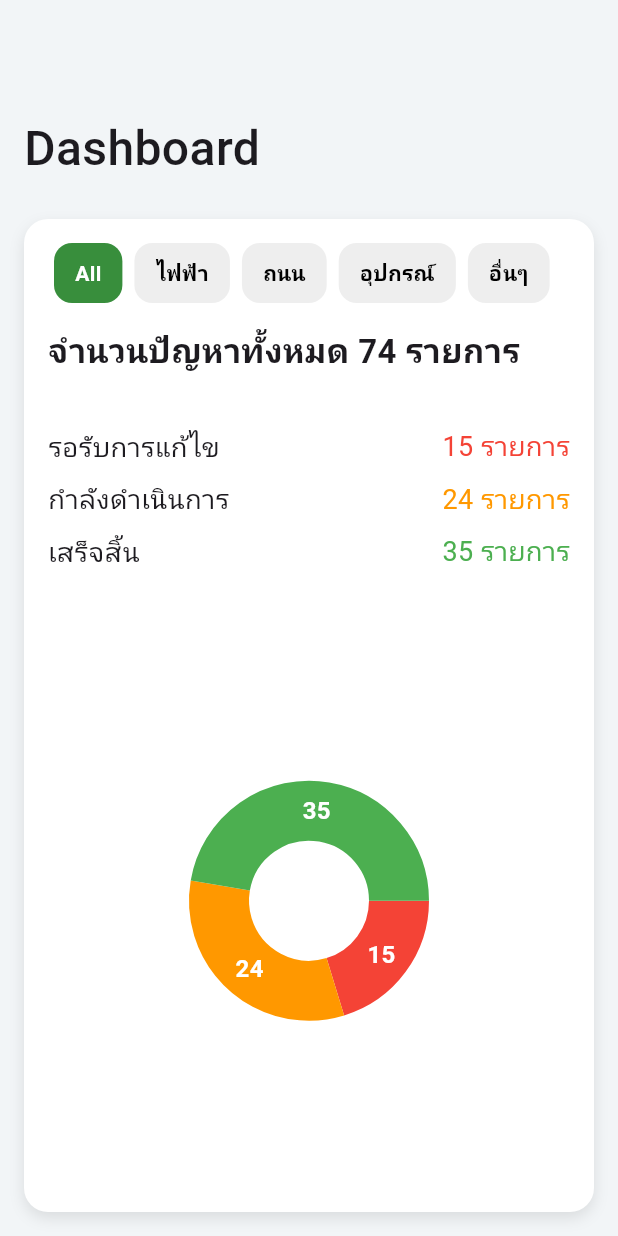
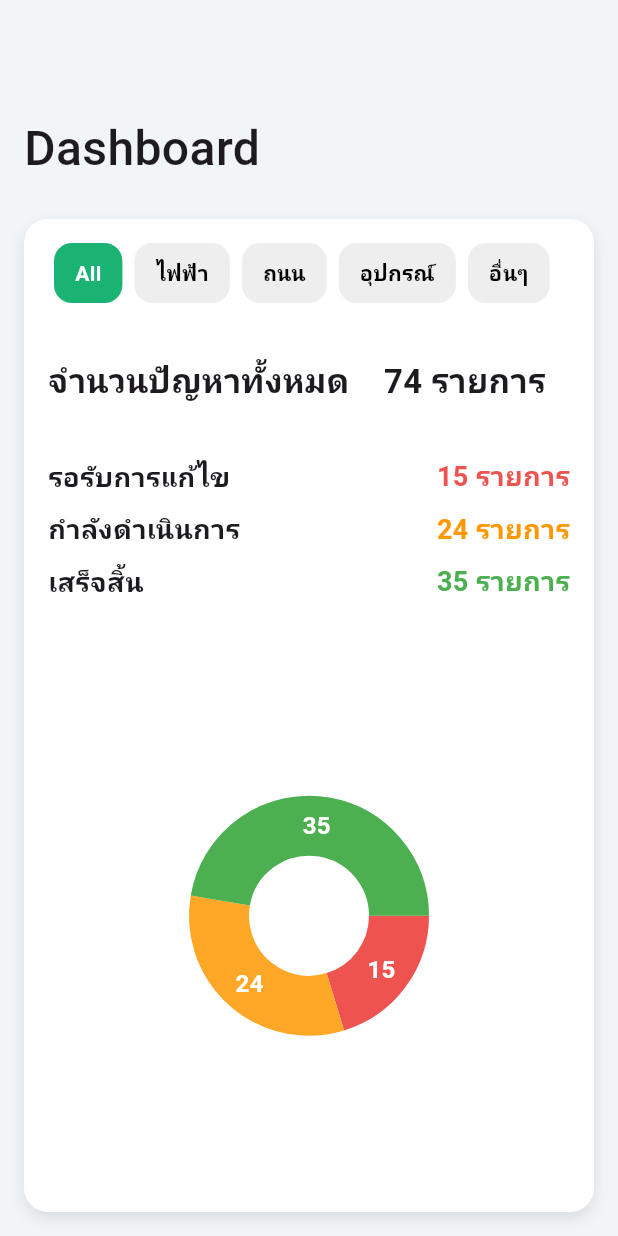
Before and after one commit to panithan-doe/KU-Reporting-app, a Flutter app: the HomeScreen screen opened directly, after a tap on "Dashboard", on a phone screen of 412 x 824 dp. Run offline on Flutter 3.47's test engine with Material 3 defaults, Android fonts, the light colour scheme and no system bars; drawn by our look-alikes of fl_chart; our stand-ins replace cloud_firestore, firebase_auth, firebase_core, google_sign_in, image_picker; accounts and stored records are empty.

Commit message:
update pages

```diff
--- a/lib/screens/dashboard/dashboard.dart
+++ b/lib/screens/dashboard/dashboard.dart
@@ -73,7 +73,7 @@ class FilterSection extends StatelessWidget {
       margin: const EdgeInsets.symmetric(horizontal: 4),
       padding: const EdgeInsets.symmetric(horizontal: 14, vertical: 10),
       decoration: BoxDecoration(
-        color: isActive ? Colors.green.shade700 : Colors.grey.shade200,
+        color: isActive ? Color.fromARGB(255, 27, 179, 115) : Colors.grey.shade200,
         borderRadius: BorderRadius.circular(12),
       ),
       child: Text(
@@ -95,13 +95,14 @@ class SummarySection extends StatelessWidget {
     return Column(
       crossAxisAlignment: CrossAxisAlignment.start,
       children: [
+        const SizedBox(height: 20),
         const Text(
-          'จำนวนปัญหาทั้งหมด 74 รายการ',
+          'จำนวนปัญหาทั้งหมด    74 รายการ',
           style: TextStyle(fontSize: 22, fontWeight: FontWeight.w600),
         ),
         const SizedBox(height: 30),
-        _buildStatusRow('รอรับการแก้ไข', 15, Colors.red),
-        _buildStatusRow('กำลังดำเนินการ', 24, Colors.orange),
+        _buildStatusRow('รอรับการแก้ไข', 15, Colors.red[400]!),
+        _buildStatusRow('กำลังดำเนินการ', 24, Colors.orange[500]!),
         _buildStatusRow('เสร็จสิ้น', 35, Colors.green),
       ],
     );
@@ -113,8 +114,21 @@ class SummarySection extends StatelessWidget {
     child: Row(
       mainAxisAlignment: MainAxisAlignment.spaceBetween,
       children: [
-          Text(title, style: const TextStyle(fontSize: 18)),
-          Text('$count รายการ', style: TextStyle(fontSize: 18, color: color)),
+        Text(
+          title,
+          style: const TextStyle(
+            fontSize: 18,
+            fontWeight: FontWeight.w600, // ✅ เพิ่มความหนา
+          ),
+        ),
+        Text(
+          '$count รายการ',
+          style: TextStyle(
+            fontSize: 18,
+            fontWeight: FontWeight.w600, // ✅ เพิ่มความหนา
+            color: color,
+          ),
+        ),
       ],
     ),
   );
@@ -131,7 +145,7 @@ class PieChartSection extends StatelessWidget {
       sections: [
         PieChartSectionData(
           value: 15,
-          color: Colors.red,
+          color: Colors.red[400]!,
           title: '15',
           titleStyle: const TextStyle(
             fontWeight: FontWeight.bold, // ✅ ทำให้ตัวหนา
@@ -141,7 +155,7 @@ class PieChartSection extends StatelessWidget {
         ),
         PieChartSectionData(
           value: 24,
-          color: Colors.orange,
+          color: Colors.orange[400]!,
           title: '24',
           titleStyle: const TextStyle(
             fontWeight: FontWeight.bold,
--- a/lib/screens/home/home.dart
+++ b/lib/screens/home/home.dart
@@ -79,8 +79,8 @@ class GreetingSection extends StatelessWidget {
   @override
   Widget build(BuildContext context) {
     return const Text(
-      'Good morning, Username',
-      style: TextStyle(fontSize: 20, fontWeight: FontWeight.bold),
+      'Hi there, username 👋',
+      style: TextStyle(fontSize: 24, fontWeight: FontWeight.bold),
     );
   }
 }
@@ -174,7 +174,7 @@ class ReportsSection extends StatelessWidget {
           children: [
             const Text(
               'My reports',
-              style: TextStyle(fontSize: 24, fontWeight: FontWeight.bold),
+              style: TextStyle(fontSize: 20, fontWeight: FontWeight.bold),
             ),
             TextButton(
               onPressed: () {
@@ -183,7 +183,7 @@ class ReportsSection extends StatelessWidget {
                   MaterialPageRoute(builder: (context) => MyReportsPage()),
                 );
               },
-              child: const Text('View all')
+              child: const Text('View all >')
             ),
           ],
         ),
--- a/lib/screens/reports/all_reports.dart
+++ b/lib/screens/reports/all_reports.dart
@@ -29,7 +29,7 @@ class AllReportsScreen extends StatelessWidget {
                   Navigator.push(context, MaterialPageRoute(builder: (context) => MyReportsPage()));
                 },
                 style: ElevatedButton.styleFrom(
-                  backgroundColor: const Color(0xFF50808E),
+                  backgroundColor: const Color.fromARGB(255, 27, 179, 115),
                   foregroundColor: Colors.white,
                   padding: const EdgeInsets.symmetric(
                     vertical: 6,
```
Lines whose indentation alone changed are shown as unchanged.
